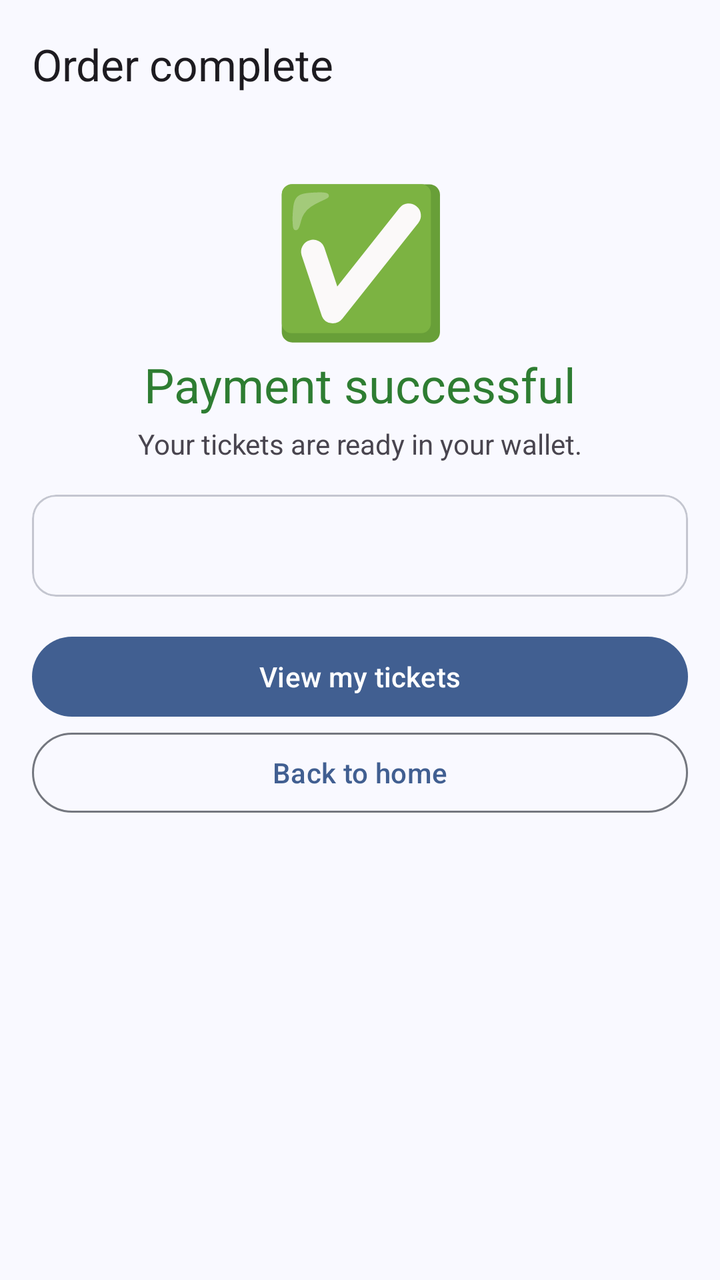
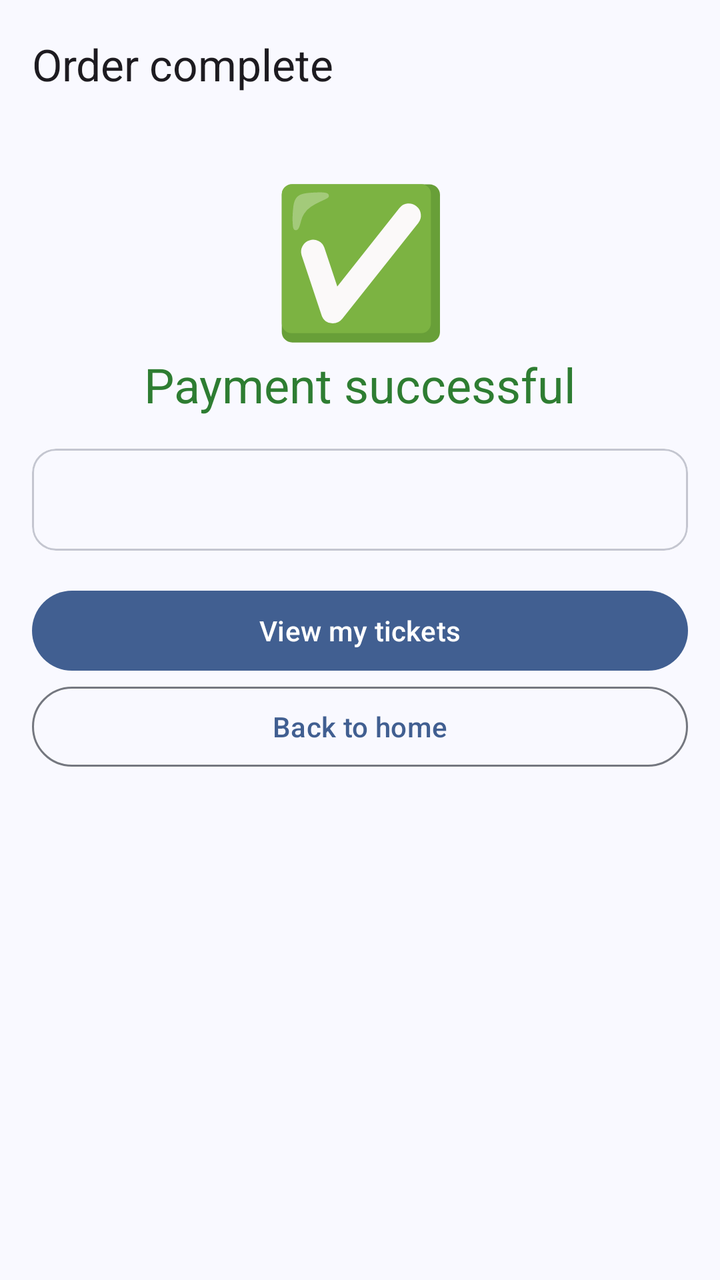

Compare the two renders of this Android layout. The source of the first and the diff that turns it into the second are given below.
<!-- AndroidManifest.xml: application theme Theme.Ticketree -->
<!-- res/layout/activity_confirmation.xml -->
<?xml version="1.0" encoding="utf-8"?>
<LinearLayout xmlns:android="http://schemas.android.com/apk/res/android"
    xmlns:app="http://schemas.android.com/apk/res-auto"
    android:layout_width="match_parent"
    android:layout_height="match_parent"
    android:fitsSystemWindows="true"
    android:orientation="vertical">

    <com.google.android.material.appbar.MaterialToolbar
        android:id="@+id/toolbar"
        android:layout_width="match_parent"
        android:layout_height="?attr/actionBarSize"
        app:title="Order complete" />

    <ScrollView
        android:layout_width="match_parent"
        android:layout_height="0dp"
        android:layout_weight="1">

        <LinearLayout
            android:layout_width="match_parent"
            android:layout_height="wrap_content"
            android:orientation="vertical"
            android:padding="16dp">

            <com.google.android.material.textview.MaterialTextView
                android:id="@+id/tvCheck"
                android:importantForAccessibility="no"
                android:layout_width="match_parent"
                android:layout_height="wrap_content"
                android:gravity="center"
                android:text="✅"
                android:textSize="72sp" />

            <com.google.android.material.textview.MaterialTextView
                android:layout_width="match_parent"
                android:layout_height="wrap_content"
                android:gravity="center"
                android:text="Payment successful"
                android:textAppearance="?attr/textAppearanceHeadlineSmall"
                android:textColor="@color/success" />

            <com.google.android.material.textview.MaterialTextView
                android:layout_width="match_parent"
                android:layout_height="wrap_content"
                android:layout_marginTop="4dp"
                android:gravity="center"
                android:text="Your tickets are ready in your wallet." />

            <com.google.android.material.card.MaterialCardView
                android:layout_width="match_parent"
                android:layout_height="wrap_content"
                android:layout_marginTop="16dp">

                <com.google.android.material.textview.MaterialTextView
                    android:id="@+id/tvReceipt"
                    android:layout_width="match_parent"
                    android:layout_height="wrap_content"
                    android:fontFamily="monospace"
                    android:padding="16dp" />
            </com.google.android.material.card.MaterialCardView>

            <com.google.android.material.button.MaterialButton
                android:id="@+id/btnWallet"
                android:layout_width="match_parent"
                android:layout_height="wrap_content"
                android:layout_marginTop="16dp"
                android:text="View my tickets" />

            <com.google.android.material.button.MaterialButton
                android:id="@+id/btnHome"
                style="@style/Widget.Material3.Button.OutlinedButton"
                android:layout_width="match_parent"
                android:layout_height="wrap_content"
                android:text="Back to home" />
        </LinearLayout>
    </ScrollView>
</LinearLayout>
<!-- resources referenced by this layout -->
<resources>
  <color name="success">#2E7D32</color>
  <style name="Theme.Ticketree" parent="AppTheme">
          <item name="android:windowSoftInputMode">adjustResize</item>
          <item name="android:windowAnimationStyle">@style/Animation.Ticketree</item>
      </style>
  <style name="Animation.Ticketree" parent="@android:style/Animation.Activity">
          <item name="android:activityOpenEnterAnimation">@anim/screen_open_enter</item>
          <item name="android:activityOpenExitAnimation">@anim/screen_open_exit</item>
          <item name="android:activityCloseEnterAnimation">@anim/screen_close_enter</item>
          <item name="android:activityCloseExitAnimation">@anim/screen_close_exit</item>
      </style>
  <color name="md_theme_primary">#415F91</color>
  <color name="md_theme_onPrimary">#FFFFFF</color>
  <color name="md_theme_primaryContainer">#D6E3FF</color>
  <color name="md_theme_onPrimaryContainer">#284777</color>
  <color name="md_theme_secondary">#565F71</color>
  <color name="md_theme_onSecondary">#FFFFFF</color>
  <color name="md_theme_secondaryContainer">#DAE2F9</color>
  <color name="md_theme_onSecondaryContainer">#3E4759</color>
  <color name="md_theme_tertiary">#705575</color>
  <color name="md_theme_onTertiary">#FFFFFF</color>
  <color name="md_theme_tertiaryContainer">#FAD8FD</color>
  <color name="md_theme_onTertiaryContainer">#573E5C</color>
  <color name="md_theme_error">#BA1A1A</color>
  <color name="md_theme_onError">#FFFFFF</color>
  <color name="md_theme_errorContainer">#FFDAD6</color>
  <color name="md_theme_onErrorContainer">#93000A</color>
  <color name="md_theme_background">#F9F9FF</color>
  <color name="md_theme_onBackground">#191C20</color>
  <color name="md_theme_surface">#F9F9FF</color>
  <color name="md_theme_onSurface">#191C20</color>
  <color name="md_theme_surfaceVariant">#E0E2EC</color>
  <color name="md_theme_onSurfaceVariant">#44474E</color>
  <color name="md_theme_outline">#74777F</color>
  <color name="md_theme_outlineVariant">#C4C6D0</color>
  <color name="md_theme_inverseSurface">#2E3036</color>
  <color name="md_theme_inverseOnSurface">#F0F0F7</color>
  <color name="md_theme_inversePrimary">#AAC7FF</color>
  <color name="md_theme_primaryFixed">#D6E3FF</color>
  <color name="md_theme_onPrimaryFixed">#001B3E</color>
  <color name="md_theme_primaryFixedDim">#AAC7FF</color>
  <color name="md_theme_onPrimaryFixedVariant">#284777</color>
  <color name="md_theme_secondaryFixed">#DAE2F9</color>
  <color name="md_theme_onSecondaryFixed">#131C2B</color>
  <color name="md_theme_secondaryFixedDim">#BEC6DC</color>
  <color name="md_theme_onSecondaryFixedVariant">#3E4759</color>
  <color name="md_theme_tertiaryFixed">#FAD8FD</color>
  <color name="md_theme_onTertiaryFixed">#28132E</color>
  <color name="md_theme_tertiaryFixedDim">#DDBCE0</color>
  <color name="md_theme_onTertiaryFixedVariant">#573E5C</color>
  <color name="md_theme_surfaceDim">#D9D9E0</color>
  <color name="md_theme_surfaceBright">#F9F9FF</color>
  <color name="md_theme_surfaceContainerLowest">#FFFFFF</color>
  <color name="md_theme_surfaceContainerLow">#F3F3FA</color>
  <color name="md_theme_surfaceContainer">#EDEDF4</color>
  <color name="md_theme_surfaceContainerHigh">#E7E8EE</color>
  <color name="md_theme_surfaceContainerHighest">#E2E2E9</color>
  <!-- unchanged entries left out for length: 1 -->
</resources>

<!-- the commit's change to res/layout/activity_confirmation.xml (unified diff, before → after) -->
@@ -40,13 +40,6 @@
                 android:textAppearance="?attr/textAppearanceHeadlineSmall"
                 android:textColor="@color/success" />
 
-            <com.google.android.material.textview.MaterialTextView
-                android:layout_width="match_parent"
-                android:layout_height="wrap_content"
-                android:layout_marginTop="4dp"
-                android:gravity="center"
-                android:text="Your tickets are ready in your wallet." />
-
             <com.google.android.material.card.MaterialCardView
                 android:layout_width="match_parent"
                 android:layout_height="wrap_content"
